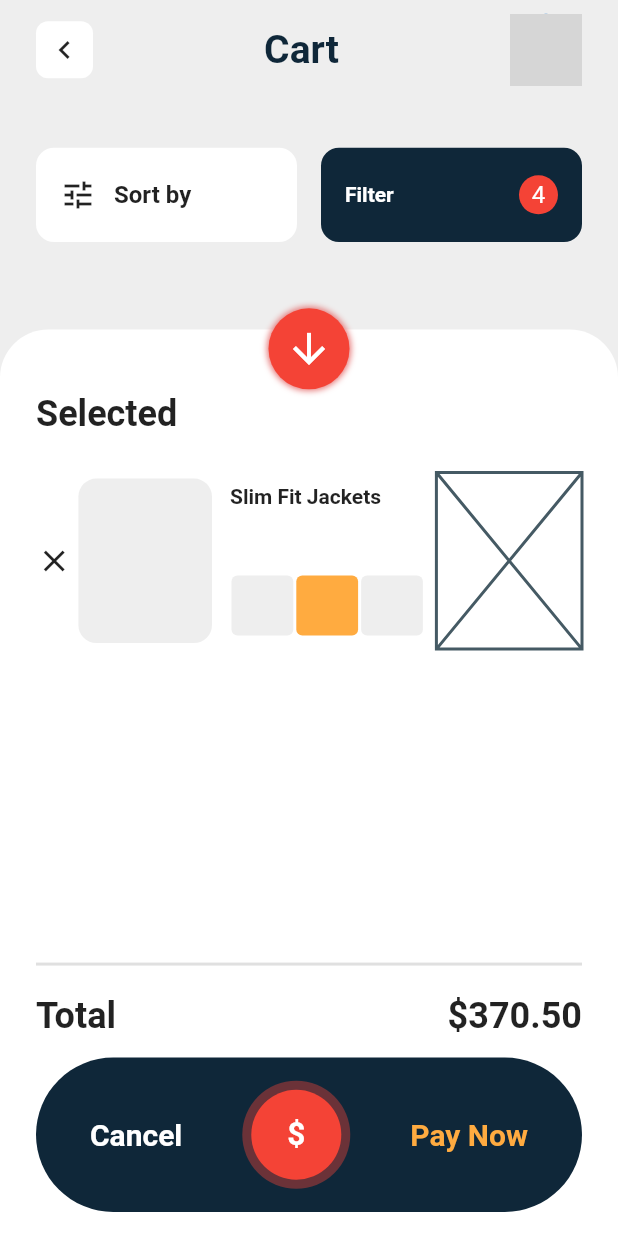
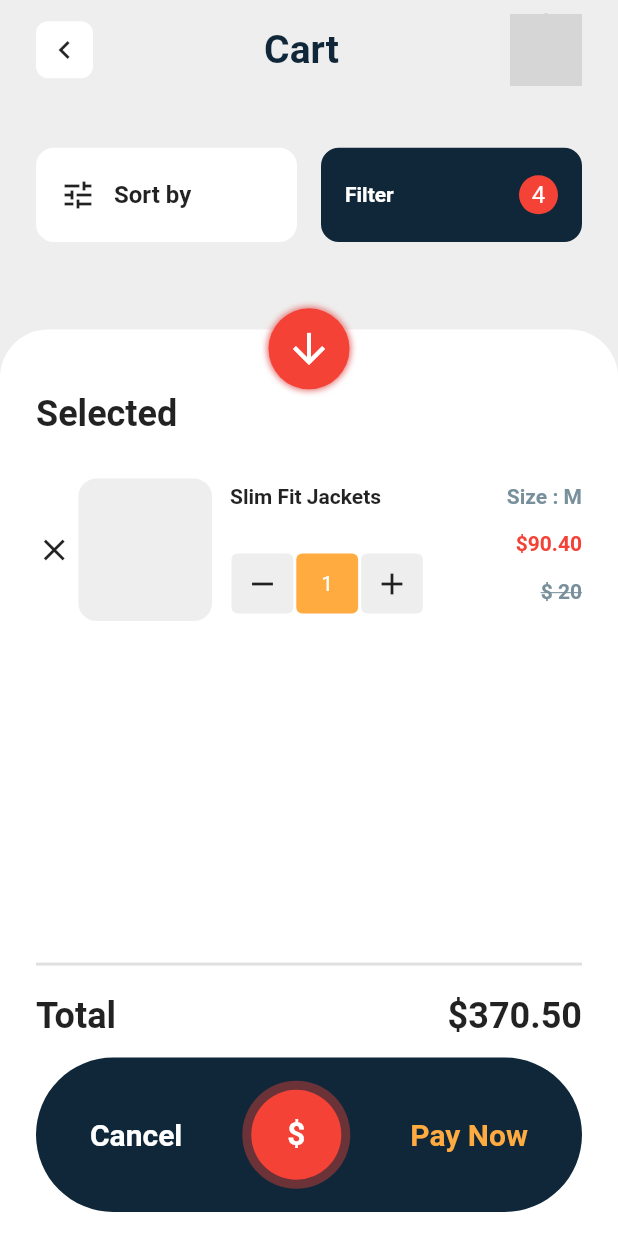
Before and after one commit to JAICHANGPARK/flutter_notebook_the_third_story, a Flutter app: the screen it shows after launch, on a phone screen of 412 x 824 dp. Run offline on Flutter 3.47's test engine with Material 2 defaults, Android fonts, the phone set to English and light mode, and no system bars; our stand-ins replace badges, dotted_border, fl_chart, google_fonts, page_transition, percent_indicator; network calls fail; grey boxes are pictures that could not be loaded.

Commit message:
Update main_page.dart

```diff
--- a/lib/e_commerce_app/main_page.dart
+++ b/lib/e_commerce_app/main_page.dart
@@ -56,7 +56,7 @@ class _CartPageState extends State<CartPage> {
                       child: ListView(
                         children: <Widget>[
                           Container(
-                            height: MediaQuery.of(context).size.height / 7,
+                            height: MediaQuery.of(context).size.height / 8,
                             decoration: BoxDecoration(),
                             child: Row(
                               children: <Widget>[
@@ -81,12 +81,16 @@ class _CartPageState extends State<CartPage> {
                                   child: Padding(
                                     padding: const EdgeInsets.all(8.0),
                                     child: Column(
-                                      mainAxisAlignment: MainAxisAlignment.spaceBetween,
-                                      crossAxisAlignment: CrossAxisAlignment.start,
+                                      mainAxisAlignment:
+                                          MainAxisAlignment.spaceBetween,
+                                      crossAxisAlignment:
+                                          CrossAxisAlignment.start,
                                       children: <Widget>[
-                                        Text("Slim Fit Jackets",style:TextStyle(
-                                          fontWeight: FontWeight.bold
-                                        ),),
+                                        Text(
+                                          "Slim Fit Jackets",
+                                          style: TextStyle(
+                                              fontWeight: FontWeight.bold),
+                                        ),
                                         Container(
                                           height: 42,
                                           child: Row(
@@ -95,8 +99,12 @@ class _CartPageState extends State<CartPage> {
                                                 child: Container(
                                                   margin: EdgeInsets.all(1),
                                                   decoration: BoxDecoration(
-                                                    color: Colors.grey[200],
-                                                    borderRadius: BorderRadius.circular(4)
+                                                      color: Colors.grey[200],
+                                                      borderRadius:
+                                                          BorderRadius.circular(
+                                                              4)),
+                                                  child: Center(
+                                                    child: Icon(Icons.remove),
                                                   ),
                                                 ),
                                               ),
@@ -104,8 +112,18 @@ class _CartPageState extends State<CartPage> {
                                                 child: Container(
                                                   margin: EdgeInsets.all(1),
                                                   decoration: BoxDecoration(
-                                                      color: Colors.orangeAccent,
-                                                      borderRadius: BorderRadius.circular(4)
+                                                      color:
+                                                          Colors.orangeAccent,
+                                                      borderRadius:
+                                                          BorderRadius.circular(
+                                                              4)),
+                                                  child: Center(
+                                                    child: Text(
+                                                      "1",
+                                                      style: TextStyle(
+                                                        color: Colors.white,
+                                                      ),
+                                                    ),
                                                   ),
                                                 ),
                                               ),
@@ -114,7 +132,11 @@ class _CartPageState extends State<CartPage> {
                                                   margin: EdgeInsets.all(1),
                                                   decoration: BoxDecoration(
                                                       color: Colors.grey[200],
-                                                      borderRadius: BorderRadius.circular(4)
+                                                      borderRadius:
+                                                          BorderRadius.circular(
+                                                              4)),
+                                                  child: Center(
+                                                    child: Icon(Icons.add),
                                                   ),
                                                 ),
                                               )
@@ -127,7 +149,38 @@ class _CartPageState extends State<CartPage> {
                                 ),
                                 Expanded(
                                   flex: 4,
-                                  child: Placeholder(),
+                                  child: Padding(
+                                    padding: const EdgeInsets.only(
+                                        top: 8, bottom: 16),
+                                    child: Column(
+                                      mainAxisAlignment:
+                                          MainAxisAlignment.spaceBetween,
+                                      crossAxisAlignment:
+                                          CrossAxisAlignment.end,
+                                      children: <Widget>[
+                                        Text(
+                                          "Size : M",
+                                          style: TextStyle(
+                                              fontWeight: FontWeight.bold,
+                                              color: Colors.blueGrey[400]),
+                                        ),
+                                        Text(
+                                          "\$90.40",
+                                          style: TextStyle(
+                                              fontWeight: FontWeight.bold,
+                                              color: Colors.red),
+                                        ),
+                                        Text(
+                                          "\$ 20",
+                                          style: TextStyle(
+                                              fontWeight: FontWeight.bold,
+                                              color: Colors.blueGrey[400],
+                                              decoration:
+                                                  TextDecoration.lineThrough),
+                                        ),
+                                      ],
+                                    ),
+                                  ),
                                 )
                               ],
                             ),
```
